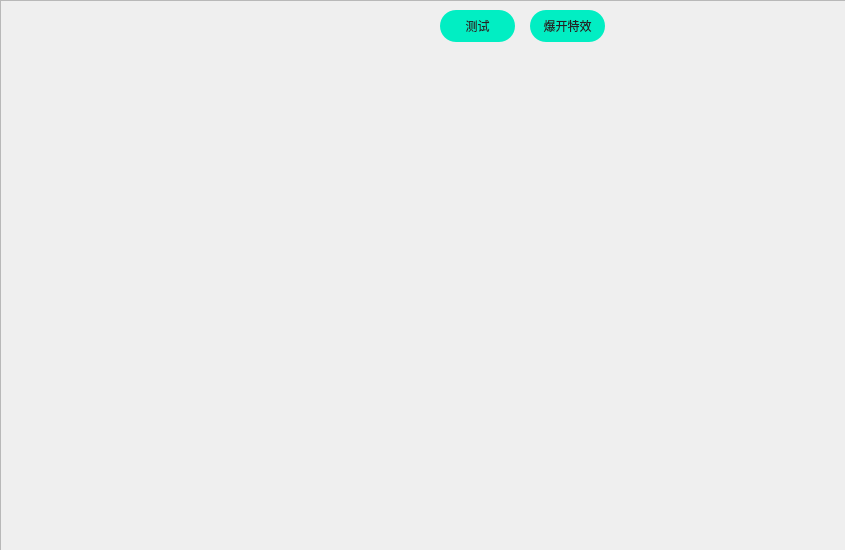
Above: animation/animationTest.ui from KikyoShaw/QtWidgetsApplication before the change; both pictures show x 0 to 845 and y 0 to 550 of the 1115 by 822 pixel window. Below: the same form after it.
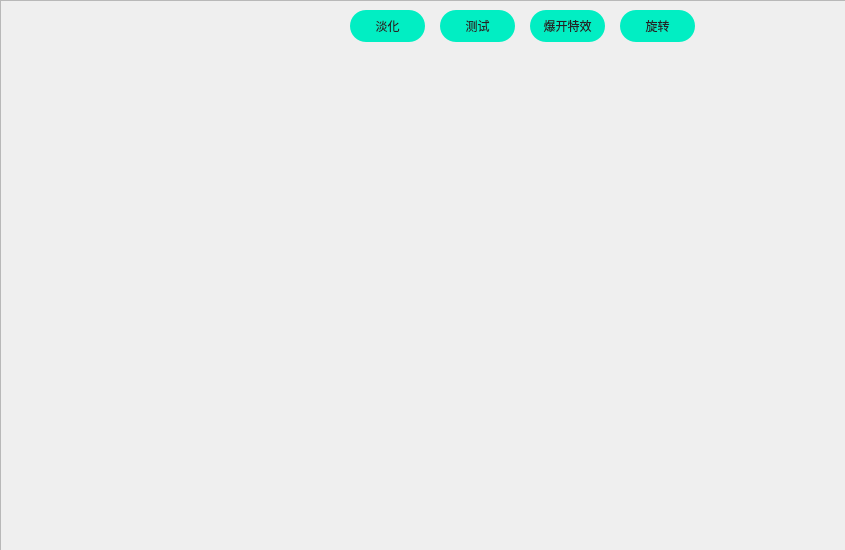
That is the form after the change. Icons and pictures are not drawn. Custom widgets are drawn as their Qt base class.

Commit message: 图片旋转动画特效

```diff
--- a/animation/animationTest.ui
+++ b/animation/animationTest.ui
@@ -51,10 +51,10 @@
      <widget class="QLabel" name="label">
       <property name="geometry">
        <rect>
-        <x>10</x>
-        <y>10</y>
-        <width>60</width>
-        <height>60</height>
+        <x>480</x>
+        <y>340</y>
+        <width>100</width>
+        <height>100</height>
        </rect>
       </property>
       <property name="styleSheet">
@@ -96,11 +96,66 @@
        <string>测试</string>
       </property>
      </widget>
+     <widget class="QPushButton" name="pushButton3">
+      <property name="geometry">
+       <rect>
+        <x>350</x>
+        <y>10</y>
+        <width>75</width>
+        <height>32</height>
+       </rect>
+      </property>
+      <property name="cursor">
+       <cursorShape>PointingHandCursor</cursorShape>
+      </property>
+      <property name="text">
+       <string>淡化</string>
+      </property>
+     </widget>
+     <widget class="QPushButton" name="pushButton4">
+      <property name="geometry">
+       <rect>
+        <x>620</x>
+        <y>10</y>
+        <width>75</width>
+        <height>32</height>
+       </rect>
+      </property>
+      <property name="cursor">
+       <cursorShape>PointingHandCursor</cursorShape>
+      </property>
+      <property name="text">
+       <string>旋转</string>
+      </property>
+     </widget>
+     <widget class="rotationLabel" name="label_rotation">
+      <property name="geometry">
+       <rect>
+        <x>970</x>
+        <y>40</y>
+        <width>100</width>
+        <height>100</height>
+       </rect>
+      </property>
+      <property name="styleSheet">
+       <string notr="true"/>
+      </property>
+      <property name="text">
+       <string/>
+      </property>
+     </widget>
     </widget>
    </item>
   </layout>
  </widget>
  <layoutdefault spacing="6" margin="11"/>
+ <customwidgets>
+  <customwidget>
+   <class>rotationLabel</class>
+   <extends>QLabel</extends>
+   <header location="global">rotationlabel.h</header>
+  </customwidget>
+ </customwidgets>
  <resources>
   <include location="animationTest.qrc"/>
  </resources>
```
The commit also changes 6 other files.
